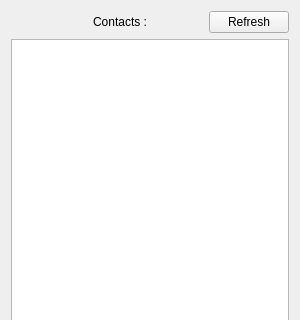
Old version of the form client/form/MainWindow.ui in the repository Kalashnico/CPP_babel_2018; both pictures show x 0 to 300 and y 0 to 320 of the 300 by 800 pixel window.
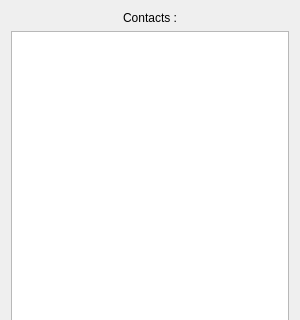
New version of the form.

Commit message: JDE: Refresh Thread

The edit to the form file:
```diff
--- a/client/form/MainWindow.ui
+++ b/client/form/MainWindow.ui
@@ -38,23 +38,16 @@
       <property name="sizeConstraint">
        <enum>QLayout::SetFixedSize</enum>
       </property>
-      <item row="0" column="0" alignment="Qt::AlignRight">
-       <widget class="QLabel" name="ContactLabel">
-        <property name="text">
-         <string>Contacts :</string>
-        </property>
-       </widget>
-      </item>
-      <item row="0" column="1" alignment="Qt::AlignRight">
-       <widget class="QPushButton" name="RefreshButton">
-        <property name="text">
-         <string>Refresh</string>
-        </property>
-       </widget>
-      </item>
       <item row="1" column="0" colspan="2">
        <widget class="QListWidget" name="Contacts"/>
       </item>
+      <item row="0" column="0" colspan="2" alignment="Qt::AlignHCenter">
+       <widget class="QLabel" name="ContactLabel">
+        <property name="text">
+         <string>Contacts :</string>
+        </property>
+       </widget>
+      </item>
      </layout>
     </item>
    </layout>
```
The commit also changes 4 other files.
